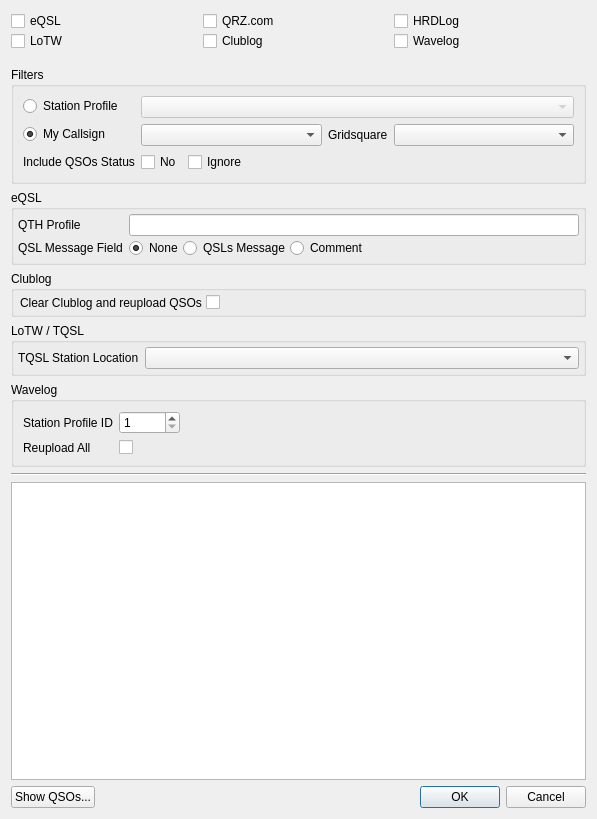
Qt form ui/UploadQSODialog.ui (dawkagaming/QLog) before a commit.
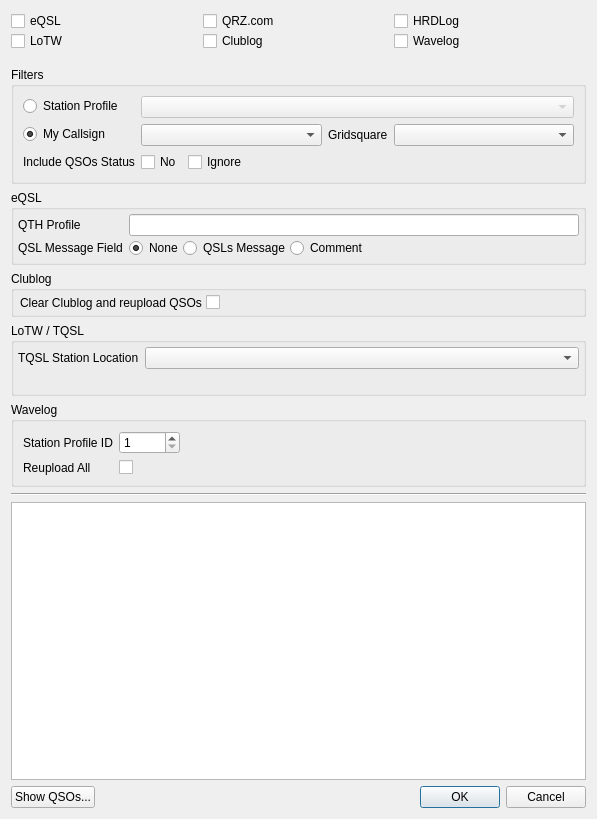
The same form after that commit.

Commit message: UploadQSO: Added LoTW station callsign validation

Diff of the .ui file:
```diff
--- a/ui/UploadQSODialog.ui
+++ b/ui/UploadQSODialog.ui
@@ -485,6 +485,19 @@
       <item row="0" column="1">
        <widget class="QComboBox" name="lotwLocationCombo"/>
       </item>
+      <item row="1" column="0" colspan="2">
+       <widget class="QLabel" name="lotwLocationWarningLabel">
+        <property name="visible">
+         <bool>false</bool>
+        </property>
+        <property name="styleSheet">
+         <string notr="true">color: orange;</string>
+        </property>
+        <property name="wordWrap">
+         <bool>true</bool>
+        </property>
+       </widget>
+      </item>
      </layout>
     </widget>
    </item>
```
The commit also changes 4 other files.
